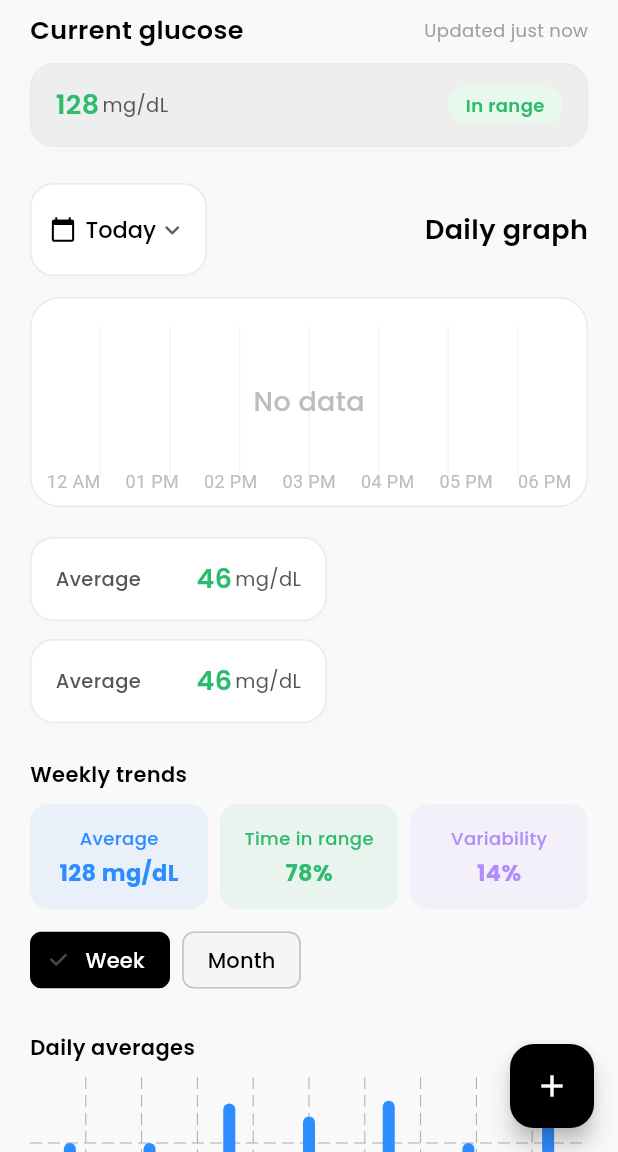
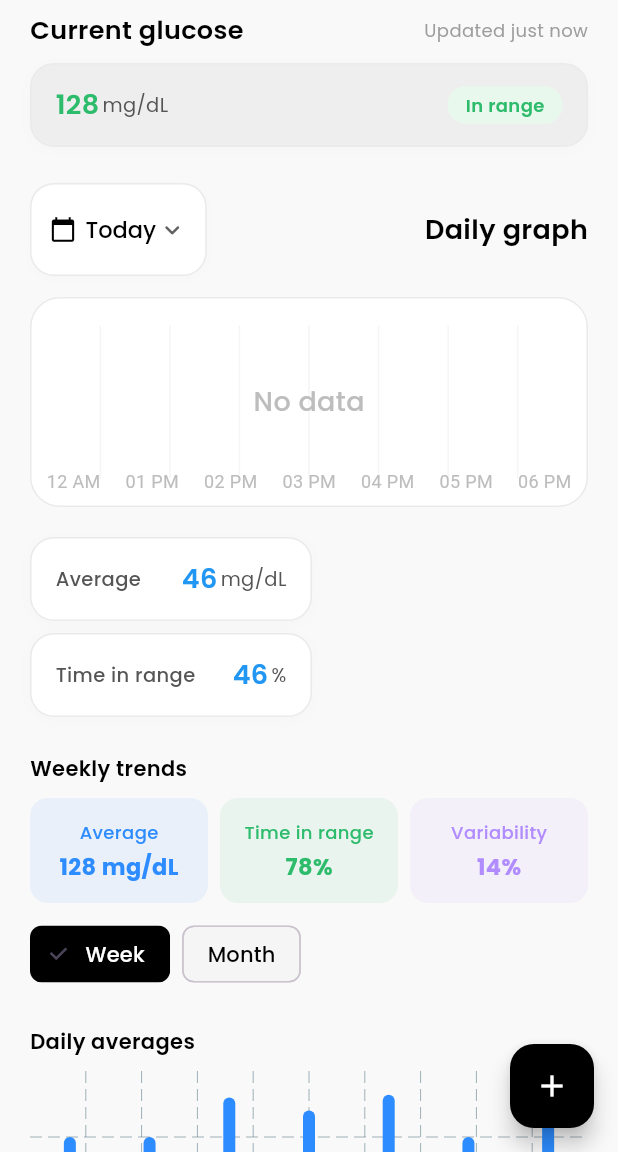
Before and after one commit to hamzaali265/ui_screens, a Flutter app: the screen it shows after launch, on a phone screen of 412 x 824 dp, the part 84-1236 px from its top. Run offline on Flutter 3.47's test engine with Material 3 defaults, Android fonts, the phone set to English and light mode, and no system bars; drawn by our look-alikes of fl_chart; our stand-ins replace google_fonts, table_calendar.

Commit message:
daily graph screen fiexd

```diff
--- a/lib/widgets/daily_graph_section.dart
+++ b/lib/widgets/daily_graph_section.dart
@@ -17,6 +17,10 @@ class _DailyGraphSectionState extends State<DailyGraphSection> {
 
   @override
   Widget build(BuildContext context) {
+    double cardWidth = MediaQuery.of(context).size.width;
+    final isSmallScreen = cardWidth < 400;
+    final itemWidth = isSmallScreen ? cardWidth : (cardWidth - 36) / 2;
+
     return Column(
       crossAxisAlignment: CrossAxisAlignment.start,
       children: [
@@ -91,7 +95,6 @@ class _DailyGraphSectionState extends State<DailyGraphSection> {
           ),
           child: Stack(
             children: [
-              // Vertical grid lines
               Row(
                 mainAxisAlignment: MainAxisAlignment.spaceEvenly,
                 children: List.generate(7, (index) {
@@ -102,7 +105,7 @@ class _DailyGraphSectionState extends State<DailyGraphSection> {
                   );
                 }),
               ),
-              // No data text
+
               Center(
                 child: Text(
                   'No data',
@@ -113,7 +116,7 @@ class _DailyGraphSectionState extends State<DailyGraphSection> {
                   ),
                 ),
               ),
-              // Time labels
+
               Align(
                 alignment: Alignment.bottomCenter,
                 child: Padding(
@@ -181,24 +184,27 @@ class _DailyGraphSectionState extends State<DailyGraphSection> {
           ),
         ),
         const SizedBox(height: 20),
+
         Wrap(
           spacing: 12,
-          runSpacing: 12,
+          runSpacing: 8,
           children: [
             SizedBox(
-              width: MediaQuery.of(context).size.width * 0.48,
+              width: itemWidth,
               child: ValueWithTagOrPercentageWidget(
                 heading: "Average",
                 value: "46",
                 unit: ValueUnit.mgdl,
+                valueColor: Colors.blue,
               ),
             ),
             SizedBox(
-              width: MediaQuery.of(context).size.width * 0.48,
+              width: itemWidth,
               child: ValueWithTagOrPercentageWidget(
-                heading: "Average",
+                heading: "Time in range",
                 value: "46",
-                unit: ValueUnit.mgdl,
+                unit: ValueUnit.percentage,
+                valueColor: Colors.blue,
               ),
             ),
           ],
--- a/lib/widgets/value_with_tag_or_percentage_widget.dart
+++ b/lib/widgets/value_with_tag_or_percentage_widget.dart
@@ -56,6 +56,47 @@ class ValueWithTagOrPercentageWidget extends StatelessWidget {
     );
   }
 
+  Widget _buildColumnLayout() {
+    return Column(
+      crossAxisAlignment: CrossAxisAlignment.start,
+      children: [
+        if (heading != null) _buildHeading(),
+        if (heading != null) const SizedBox(height: 6),
+        Row(
+          children: [
+            _buildValueText(),
+            _buildUnitText(),
+            const Spacer(),
+            _buildTag(),
+          ],
+        ),
+      ],
+    );
+  }
+
+  Widget _buildRowLayout() {
+    return Row(
+      children: [
+        if (leadingIcon != null) ...[
+          Icon(leadingIcon, size: 18, color: valueColor),
+          const SizedBox(width: 6),
+        ],
+        if (heading != null && leadingIcon == null) ...[
+          _buildHeading(),
+          const Spacer(),
+          _buildValueText(),
+          _buildUnitText(),
+        ] else ...[
+          if (heading != null) ...[_buildHeading(), const SizedBox(width: 6)],
+          _buildValueText(),
+          _buildUnitText(),
+        ],
+        tag != null ? Spacer() : SizedBox.shrink(),
+        _buildTag(),
+      ],
+    );
+  }
+
   Widget _buildValueText() {
     return Text(
       value,
@@ -110,47 +151,9 @@ class ValueWithTagOrPercentageWidget extends StatelessWidget {
         fontWeight: FontWeight.w500,
         color: headingColor,
       ),
-    );
-  }
-
-  Widget _buildColumnLayout() {
-    return Column(
-      crossAxisAlignment: CrossAxisAlignment.start,
-      children: [
-        if (heading != null) _buildHeading(),
-        if (heading != null) const SizedBox(height: 6),
-        Row(
-          children: [
-            _buildValueText(),
-            _buildUnitText(),
-            const Spacer(),
-            _buildTag(),
-          ],
-        ),
-      ],
-    );
-  }
-
-  Widget _buildRowLayout() {
-    return Row(
-      children: [
-        if (leadingIcon != null) ...[
-          Icon(leadingIcon, size: 18, color: valueColor),
-          const SizedBox(width: 6),
-        ],
-        if (heading != null && leadingIcon == null) ...[
-          _buildHeading(),
-          const Spacer(),
-          _buildValueText(),
-          _buildUnitText(),
-        ] else ...[
-          if (heading != null) ...[_buildHeading(), const SizedBox(width: 6)],
-          _buildValueText(),
-          _buildUnitText(),
-        ],
-        tag != null ? Spacer() : SizedBox.shrink(),
-        _buildTag(),
-      ],
+      maxLines: 2,
+      overflow: TextOverflow.ellipsis,
+      softWrap: true,
     );
   }
 }
```
